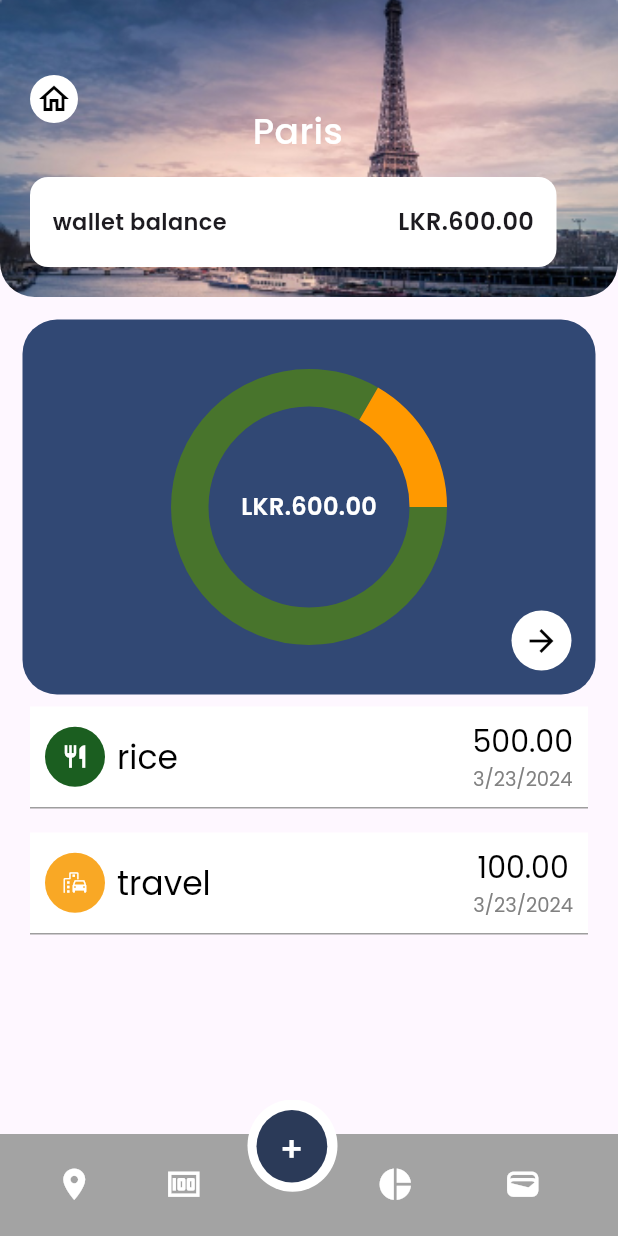
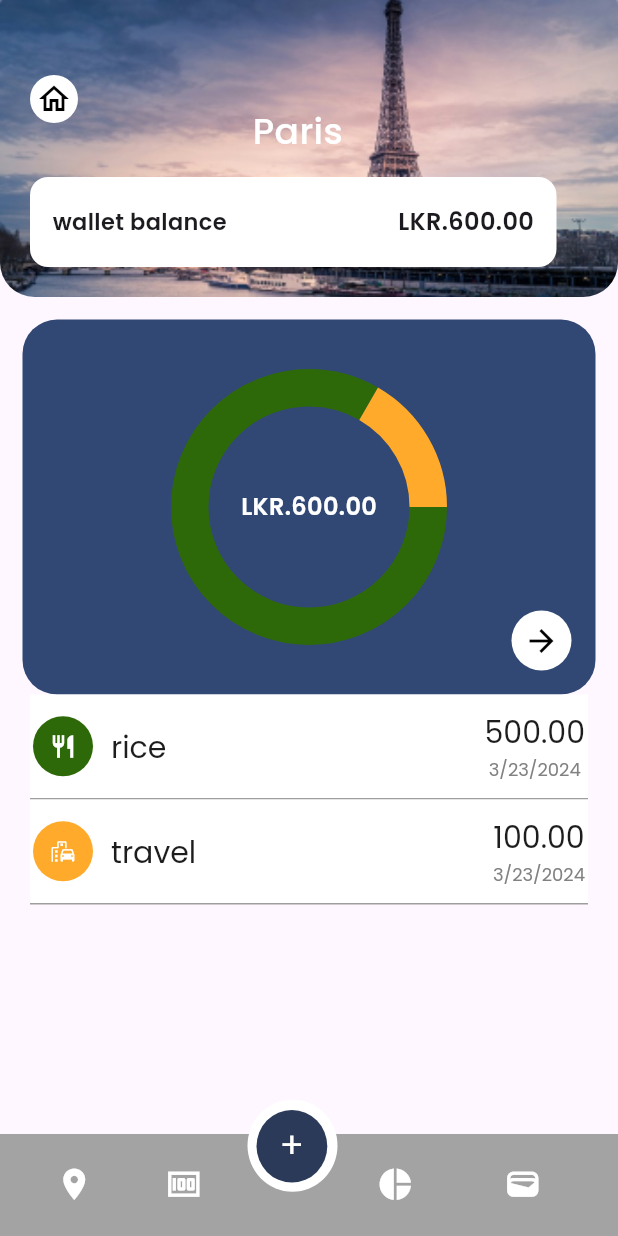
Before and after one commit to YashasHewage/TripWallet, a Flutter app: the ExpencesState screen opened by its route, on a phone screen of 412 x 824 dp. Run offline on Flutter 3.47's test engine with Material 3 defaults, Android fonts, the phone set to English and light mode, and no system bars; drawn by our look-alikes of fl_chart; our stand-ins replace cloud_firestore, firebase_auth, firebase_core, google_fonts; missing offline and left inert: dart:ffi; accounts and stored records are empty; Roboto replaces fonts that are missing (Inter).

Commit message:
updated Expenses page

```diff
--- a/app/lib/Models/expence.dart
+++ b/app/lib/Models/expence.dart
@@ -1,4 +1,6 @@
 //create a uniqe id using uuid package
+// ignore_for_file: non_constant_identifier_names
+
 import 'package:flutter/material.dart';
 import 'package:intl/intl.dart';
 import 'package:uuid/uuid.dart';
@@ -20,11 +22,11 @@ final CategoryIcons = {
 };
 //category color
 final CategoryColor = {
-  Category.food: Colors.green[900],
-  Category.transport: Colors.yellow[800],
-  Category.grocerry: Colors.lightBlue[300],
-  Category.health: Colors.red[900],
-  Category.other: Colors.blueAccent[200],
+  Category.food: const Color.fromARGB(255, 46, 105, 9),
+  Category.transport: const Color.fromARGB(255, 255, 170, 42),
+  Category.grocerry: const Color.fromARGB(255, 80, 200, 255),
+  Category.health: const Color.fromARGB(255, 252, 46, 46),
+  Category.other: const Color.fromARGB(255, 35, 81, 167),
 };
 
 class ExpenceModel {
--- a/app/lib/pages/Expences_page.dart
+++ b/app/lib/pages/Expences_page.dart
@@ -142,18 +142,16 @@ class _Expences_StateState extends State<ExpencesState> {
   }
 
   List<Color> pieChartColors = [
-    Color(0xFF48742C),
-    Color(0xFFFF9900),
-    Color(0xFF489FB5),
-    Color(0xFFFF0000),
-    Color(0xFF7494D0),
+    Color.fromARGB(255, 46, 105, 9),
+    Color.fromARGB(255, 255, 170, 42),
+    Color.fromARGB(255, 80, 200, 255),
+    Color.fromARGB(255, 252, 46, 46),
+ Color.fromARGB(255, 35, 81, 167),
   ];
 
   @override
   Widget build(BuildContext context) {
-    return
-    Scaffold(
-
+    return Scaffold(
         body: Column(
           children: [
             Stack(
@@ -173,10 +171,14 @@ class _Expences_StateState extends State<ExpencesState> {
                   ),
                 ),
                 Padding(
-                  padding: EdgeInsets.only(top: 50.0, left:20), // Adjust this value to move the CircleAvatar down
+                  padding: EdgeInsets.only(
+                      top: 50.0,
+                      left:
+                          20), // Adjust this value to move the CircleAvatar down
                   child: CircleAvatar(
-                    radius:16.0, // Change this to your desired size
-                    backgroundColor: Colors.white, // Change this to your desired color
+                    radius: 16.0, // Change this to your desired size
+                    backgroundColor:
+                        Colors.white, // Change this to your desired color
                     child: Icon(
                       Icons.home_outlined, // Change this to your desired icon
                       color: Colors.black, // Change this to your desired color
@@ -184,22 +186,20 @@ class _Expences_StateState extends State<ExpencesState> {
                   ),
                 ),
                 Container(
-                          margin: EdgeInsets.only(right: 15.0, top:70),
+                  margin: EdgeInsets.only(right: 15.0, top: 70),
                   child: Center(
                     child: Text(
                       'Paris',
                       style: GoogleFonts.poppins(
                           fontWeight: FontWeight.w500,
-                                fontSize:24,
-                                color:Colors.white
+                          fontSize: 24,
+                          color: Colors.white),
                     ),
                   ),
                 ),
-                        ),
-
                 Positioned(
                   bottom: 35,
-                  left:20,
+                  left: 20,
                   child: Container(
                     width: 351,
                     height: 60,
@@ -218,13 +218,13 @@ class _Expences_StateState extends State<ExpencesState> {
                             'wallet balance ',
                             style: GoogleFonts.poppins(
                               fontWeight: FontWeight.w600,
-                              fontSize:15,
+                              fontSize: 15,
                             ),
                           ),
                         ),
                         Container(
                           margin: EdgeInsets.only(right: 15.0),
-                          child:  Text(
+                          child: Text(
                             "LKR.${totalCategoryVal.toStringAsFixed(2)}",
                             style: GoogleFonts.poppins(
                               fontSize: 16,
@@ -313,7 +313,6 @@ class _Expences_StateState extends State<ExpencesState> {
               ),
             ),
 
-
             ExpenceList(
               expenceList: _expenceList,
               onDeletedExpence: OnDeletedExpence,
@@ -362,11 +361,10 @@ class _Expences_StateState extends State<ExpencesState> {
                       child: Text(
                         '+',
                         textAlign: TextAlign.center,
-                        style: TextStyle(
+                        style: GoogleFonts.poppins(
                           color: Colors.white,
                           fontSize: 24,
-                          fontFamily: 'Inter',
-                          fontWeight: FontWeight.w600,
+                          fontWeight: FontWeight.w400,
                           height: 0,
                         ),
                       ),
--- a/app/lib/widgets/expence_list.dart
+++ b/app/lib/widgets/expence_list.dart
@@ -16,7 +16,7 @@ class ExpenceList extends StatelessWidget {
         itemCount: expenceList.length,
         itemBuilder: (context, index) {
           return Padding(
-            padding: const EdgeInsets.symmetric(vertical: 8.0),
+            padding: const EdgeInsets.symmetric(vertical: 0.0),
             child: Dismissible(
               key: ValueKey(expenceList[index]),
               direction: DismissDirection.endToStart,
--- a/app/lib/widgets/expence_tile.dart
+++ b/app/lib/widgets/expence_tile.dart
@@ -32,7 +32,7 @@ class ExpenceTile extends StatelessWidget {
           borderRadius: BorderRadius.circular(0),
         ),
         child: Padding(
-          padding: const EdgeInsets.symmetric(vertical: 10.0, horizontal: 10),
+          padding: const EdgeInsets.symmetric(vertical: 10.0, horizontal: 2),
           child: Column(
             children: [
               Row(
@@ -48,12 +48,12 @@ class ExpenceTile extends StatelessWidget {
                   ),
                   //title
                   Padding(
-                    padding: const EdgeInsets.all(8.0),
+                    padding: const EdgeInsets.all(12),
                     child: Text(
                       expence.title,
                       style: GoogleFonts.poppins(
                         textStyle: Theme.of(context).textTheme.titleLarge?.copyWith(
-                          color: Colors.black, fontWeight: FontWeight.w400),
+                          color: Color.fromARGB(255, 29, 29, 29), fontWeight: FontWeight.w400, fontSize: 20),
                       ),
                     ),
                   ),
@@ -67,7 +67,7 @@ class ExpenceTile extends StatelessWidget {
                           expence.amount.toStringAsFixed(2),
                           style: GoogleFonts.poppins(
                             textStyle: Theme.of(context).textTheme.titleLarge?.copyWith(
-                              color: Colors.black,
+                              color: Color.fromARGB(255, 29, 29, 29),
                               fontWeight: FontWeight.w400,
                               fontSize:20
                             ),
@@ -81,7 +81,7 @@ class ExpenceTile extends StatelessWidget {
                             textStyle: Theme.of(context).textTheme.titleLarge?.copyWith(
                               color: const Color.fromARGB(255, 129, 129, 129),
                               fontWeight: FontWeight.w400,
-                              fontSize:13
+                              fontSize:12
                             ),
                           ),
                         ),
```
Lines whose indentation alone changed are shown as unchanged.
